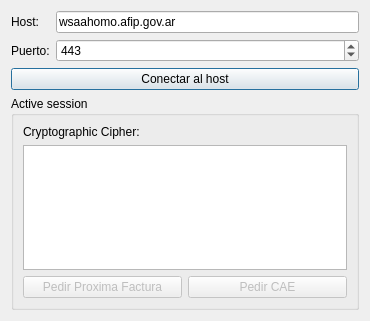
Before: the Qt Designer form src/sslclient.ui in jcapoduri/C2Si-facelec, drawn with Qt 5.
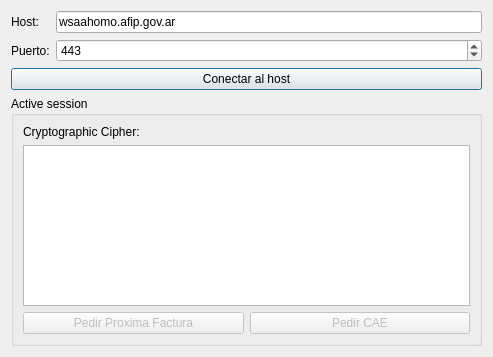
After: the same form once the commit is applied.

```diff
--- a/src/sslclient.ui
+++ b/src/sslclient.ui
@@ -6,8 +6,8 @@
    <rect>
     <x>0</x>
     <y>0</y>
-    <width>370</width>
-    <height>321</height>
+    <width>493</width>
+    <height>357</height>
    </rect>
   </property>
   <property name="windowTitle">
@@ -108,10 +108,13 @@
         </property>
         <property name="html">
          <string>&lt;!DOCTYPE HTML PUBLIC &quot;-//W3C//DTD HTML 4.0//EN&quot; &quot;http://www.w3.org/TR/REC-html40/strict.dtd&quot;&gt;
-&lt;html&gt;&lt;head&gt;&lt;meta name=&quot;qrichtext&quot; content=&quot;1&quot; /&gt;&lt;style type=&quot;text/css&quot;&gt;
+&lt;html&gt;&lt;head&gt;&lt;meta name=&quot;qrichtext&quot; content=&quot;1&quot; /&gt;&lt;meta charset=&quot;utf-8&quot; /&gt;&lt;style type=&quot;text/css&quot;&gt;
 p, li { white-space: pre-wrap; }
-&lt;/style&gt;&lt;/head&gt;&lt;body style=&quot; font-family:'MS Shell Dlg 2'; font-size:8.25pt; font-weight:400; font-style:normal;&quot;&gt;
-&lt;p style=&quot;-qt-paragraph-type:empty; margin-top:0px; margin-bottom:0px; margin-left:0px; margin-right:0px; -qt-block-indent:0; text-indent:0px; font-family:'Sans Serif'; font-size:9pt;&quot;&gt;&lt;br /&gt;&lt;/p&gt;&lt;/body&gt;&lt;/html&gt;</string>
+hr { height: 1px; border-width: 0; }
+li.unchecked::marker { content: &quot;\2610&quot;; }
+li.checked::marker { content: &quot;\2612&quot;; }
+&lt;/style&gt;&lt;/head&gt;&lt;body style=&quot; font-family:'Segoe UI'; font-size:9pt; font-weight:400; font-style:normal;&quot;&gt;
+&lt;p style=&quot;-qt-paragraph-type:empty; margin-top:0px; margin-bottom:0px; margin-left:0px; margin-right:0px; -qt-block-indent:0; text-indent:0px; font-family:'Sans Serif';&quot;&gt;&lt;br /&gt;&lt;/p&gt;&lt;/body&gt;&lt;/html&gt;</string>
         </property>
        </widget>
       </item>
```
